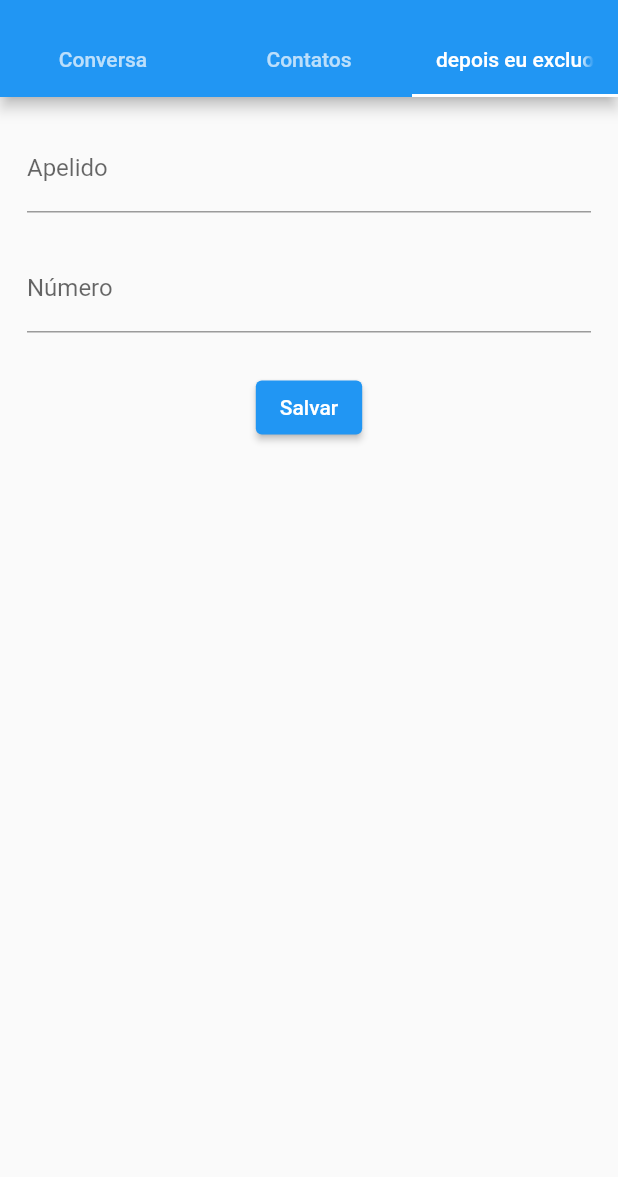
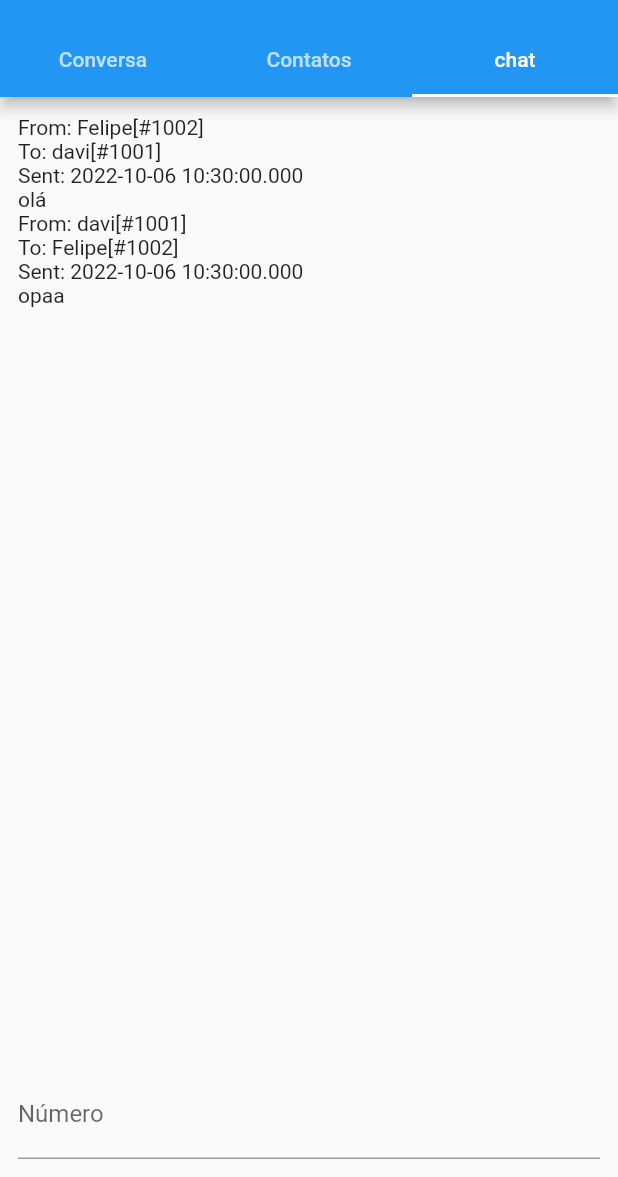
Before and after one commit to davi133/app-mensagens-si700, a Flutter app: the screen it shows after launch, tab 3 chosen, on a phone screen of 412 x 824 dp, the part 59-1236 px from its top. Run offline on Flutter 3.47's test engine with Material 2 defaults, Android fonts, the phone set to English and light mode, and no system bars; key blocks and very long unbroken strings in the code were emptied for the run.

Commit message:
começo da chatScreen

```diff
--- /dev/null
+++ b/lib/View/Chat.dart
@@ -0,0 +1,59 @@
+import 'package:flutter/material.dart';
+import '../model/user.dart';
+import 'conversa_tile.dart';
+import '../model/mensagem.dart';
+
+class ChatScreen extends StatelessWidget {
+  ChatScreen({super.key});
+
+  @override
+  Widget build(BuildContext context) {
+    List<Mensagem> mensagens = [
+      Mensagem(User("davi", 1001), User("Felipe", 1002), "olá"),
+      Mensagem(User("Felipe", 1002), User("davi", 1001), "opaa"),
+    ];
+
+    /*return Row(
+      children:<Widget> [
+        Expanded(
+          child: ListView.builder(
+            itemCount: mensagens.length,
+            itemBuilder: (BuildContext context, int index) {
+              return Text("mensagem");
+            },
+          ),
+        ),
+      ],
+    );*/
+
+    return Container(
+      margin: const EdgeInsets.all(12.0),
+      child: Column(
+        mainAxisAlignment: MainAxisAlignment.spaceBetween,
+        children:<Widget>[
+          Expanded(
+          child: ListView.builder(
+            itemCount: mensagens.length,
+            itemBuilder: (BuildContext context, int index) {
+              return Text("${mensagens[index]}");
+            },
+          ),
+        ),
+          const TextField(
+            keyboardType: TextInputType.text,
+            decoration: InputDecoration(
+              labelText: 'Número',
+            ),
+          ),
+        ],
+      ),
+    );
+  }
+}
+
+Widget messagesList() => ListView.builder(
+      itemCount: 0,
+      itemBuilder: (BuildContext context, int index) {
+        return Text("mensagem");
+      },
+    );
--- /dev/null
+++ b/lib/View/Home.dart
@@ -0,0 +1,33 @@
+import 'package:flutter/material.dart';
+import 'contato_tela.dart';
+import "conversa_tela.dart";
+import 'Chat.dart';
+import '../model/user.dart';
+
+
+
+class Home extends StatelessWidget {
+  const Home({super.key});
+
+  @override
+  Widget build(BuildContext context) {
+    return DefaultTabController(
+        length: 3,
+        child: Scaffold(
+          appBar: AppBar(
+            title: const Text("WhatsApp 2"),
+            bottom: const TabBar(tabs: [
+              Tab(text: "Conversa"),
+              Tab(text: "Contatos"),
+              Tab(text: "chat"),
+            ]),
+          ),
+          body: TabBarView(children: [
+            TelaConversas(),
+            TelaContatos(),
+            ChatScreen(),
+          ]),
+        ),
+      );
+  }
+}
--- a/lib/View/contato_tile.dart
+++ b/lib/View/contato_tile.dart
@@ -14,7 +14,7 @@ class ContatoTile extends StatelessWidget {
 
     return ListTile(
       title: Text(cont.apelido),
-      subtitle:const Text("email??? quem sabe"),
+      subtitle: Text("#${cont.numero}"),
 
     );
   }
--- a/lib/main.dart
+++ b/lib/main.dart
@@ -1,6 +1,7 @@
 import 'package:flutter/material.dart';
 import 'View/contato_tela.dart';
 import "View/conversa_tela.dart";
+import 'View/Home.dart';
 import 'model/contato.dart';
 
 
@@ -19,24 +20,7 @@ class MyApp extends StatelessWidget {
       theme: ThemeData(
         primarySwatch: Colors.blue,
       ),
-      home: DefaultTabController(
-        length: 3,
-        child: Scaffold(
-          appBar: AppBar(
-            title: const Text("WhatsApp 2"),
-            bottom: const TabBar(tabs: [
-              Tab(text: "Conversa"),
-              Tab(text: "Contatos"),
-              Tab(text: "depois eu excluo isso",)
-            ]),
-          ),
-          body: TabBarView(children: [
-            TelaConversas(),
-            TelaContatos(),
-            NewContactScreen(),
-          ]),
-        ),
-      ),
+      home: Home()
     );
   }
 }
```
